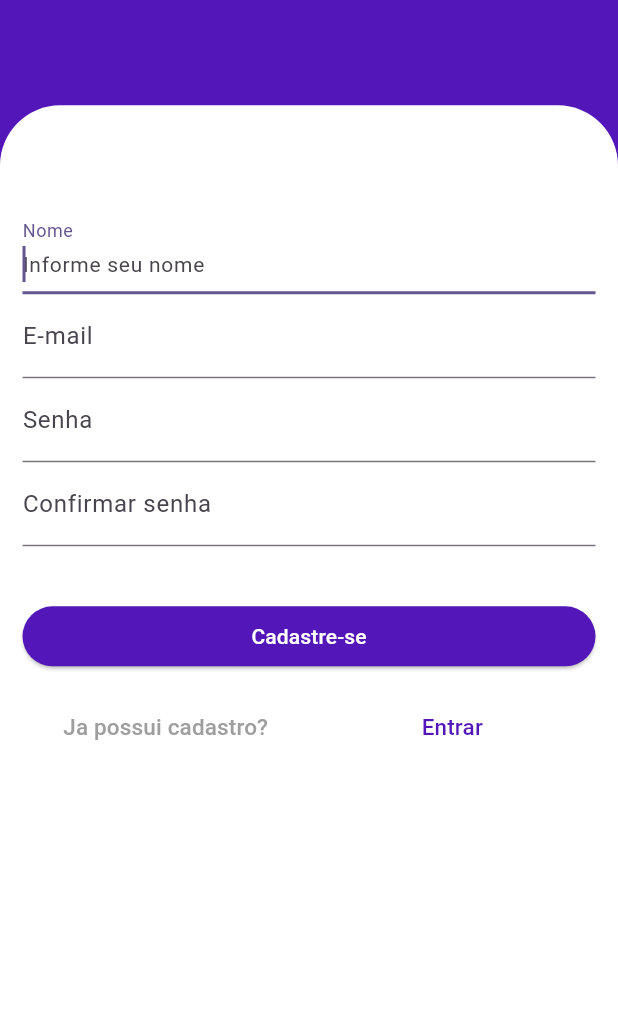
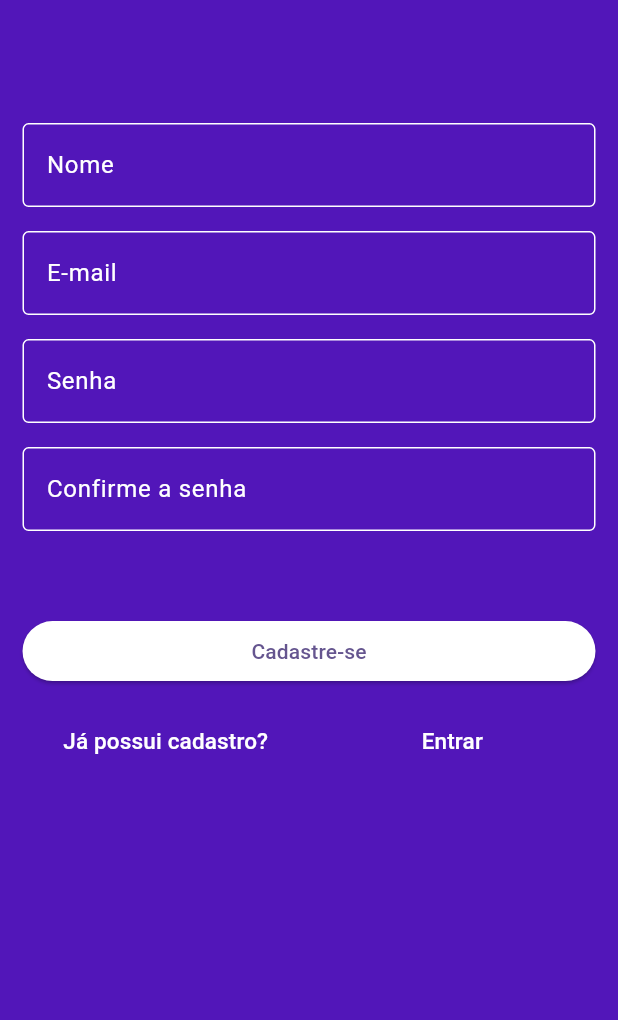
Before and after one commit to danielrocha28/Kairoz, a Flutter app: the RegisterPage screen opened by its route, on a phone screen of 412 x 824 dp, the part 216-1236 px from its top. Run offline on Flutter 3.47's test engine with Material 3 defaults, Android fonts, the phone set to English and light mode, and no system bars; our stand-ins replace carousel_slider, fl_chart, flutter_dotenv, flutter_speed_dial, youtube_player_flutter.

Commit message:
Arrumei todos os conflitor e implementei melhorias

```diff
--- a/kairoz_app/lib/main.dart
+++ b/kairoz_app/lib/main.dart
@@ -1,6 +1,7 @@
 import 'package:flutter/material.dart';
 import 'package:kairoz/pages/home_page.dart';
 import 'package:kairoz/pages/login_page.dart';
+import 'package:kairoz/pages/profile_page.dart';
 import 'package:kairoz/pages/register_page.dart';
 
 import 'package:flutter_dotenv/flutter_dotenv.dart';
@@ -23,6 +24,7 @@ class MyApp extends StatelessWidget {
         '/login': (context) => const LoginPage(),
         '/register': (context) => const RegisterPage(),
         '/home': (context) => const HomePage(),
+        '/profile': (context) => const ProfilePage(),
       },
       theme: ThemeData(
         colorScheme: ColorScheme.fromSeed(
--- a/kairoz_app/lib/pages/register_page.dart
+++ b/kairoz_app/lib/pages/register_page.dart
@@ -1,10 +1,8 @@
 import 'dart:convert';
-import 'package:flutter_dotenv/flutter_dotenv.dart';
 import 'package:flutter/material.dart';
-import 'package:http/http.dart' as http;
 import 'package:kairoz/services/register.service.dart';
-import 'package:kairoz/widgets/kairoz_input.dart';
 import 'package:kairoz/widgets/kairoz_logo.dart';
+import 'package:kairoz/widgets/kairoz_outline_input.dart';
 
 class RegisterPage extends StatefulWidget {
   const RegisterPage({super.key});
@@ -21,7 +19,19 @@ class _RegisterPageState extends State<RegisterPage> {
 
   final GlobalKey<FormState> _formKey = GlobalKey<FormState>();
 
-  createUser(BuildContext context) async {
+  bool _obscurePassword = true;
+  bool _obscureRepeatPassword = true;
+
+  @override
+  void dispose() {
+    _tedName.dispose();
+    _tedEmail.dispose();
+    _tedPassword.dispose();
+    _tedRepeatPassword.dispose();
+    super.dispose();
+  }
+
+  Future<void> createUser(BuildContext context) async {
     final registerService = RegisterService(
       name: _tedName.text,
       email: _tedEmail.text,
@@ -30,29 +40,45 @@ class _RegisterPageState extends State<RegisterPage> {
     final response = await registerService.execute();
 
     if (response.statusCode == 201) {
-      return Navigator.pushNamedAndRemoveUntil(
-          context, '/home', ModalRoute.withName('/'));
+      Navigator.pushNamedAndRemoveUntil(context, '/home', (route) => false);
+    } else {
+      Map<String, dynamic> temp = json.decode(response.body);
+      String message = temp['error'];
+
+      ScaffoldMessenger.of(context).showSnackBar(
+        SnackBar(content: Text(message)),
+      );
     }
-
-    Map<String, dynamic> temp = json.decode(response.body);
-    String message = temp['error'];
-
-    ScaffoldMessenger.of(context).showSnackBar(
-      SnackBar(content: Text(message)),
-    );
   }
 
-  validateField(String? value) {
+  String? emailValidateField(String? value) {
     if (value == null || value.isEmpty) {
       return 'Campo obrigatório';
+    } else if (!RegExp(r'^[^@]+@[^@]+\.[^@]+').hasMatch(value)) {
+      return 'Por favor, insira um email válido';
     }
     return null;
   }
 
-  validatePassword(String? value, String? compareValue) {
+  String? validateField(String? value) {
     if (value == null || value.isEmpty) {
       return 'Campo obrigatório';
     }
+    if (!RegExp(r'^(?=.*[a-zA-Z])[0-9a-zA-Z]+$').hasMatch(value)) {
+      return 'O nome não pode possuir apenas números';
+    }
+    return null;
+  }
+
+  String? validatePassword(String? value, String? compareValue) {
+    if (value == null || value.isEmpty) {
+      return 'Campo obrigatório';
+    }
+
+    if (value.length < 6) {
+      return 'A senha deve ter pelo menos 6 dígitos';
+    }
+
     if (value != compareValue) {
       return 'As senhas não são correspondentes';
     }
@@ -76,17 +102,14 @@ class _RegisterPageState extends State<RegisterPage> {
   Container containerButtonRegister(BuildContext context) {
     return Container(
       height: 40.0,
-      margin: const EdgeInsets.only(top: 40.0),
+      margin: const EdgeInsets.only(top: 60.0),
       child: ElevatedButton(
         style: ButtonStyle(
           backgroundColor: WidgetStateProperty.all(
-            const Color.fromARGB(255, 82, 22, 185),
+            const Color.fromARGB(255, 255, 255, 255),
           ),
         ),
-        child: const Text(
-          "Cadastre-se",
-          style: TextStyle(color: Colors.white),
-        ),
+        child: const Text("Cadastre-se"),
         onPressed: () {
           if (_formKey.currentState!.validate()) {
             createUser(context);
@@ -105,11 +128,11 @@ class _RegisterPageState extends State<RegisterPage> {
           Expanded(
             child: TextButton(
               child: const Text(
-                'Ja possui cadastro?',
+                'Já possui cadastro?',
                 textAlign: TextAlign.center,
                 overflow: TextOverflow.ellipsis,
                 style: TextStyle(
-                  color: Colors.grey,
+                  color: Colors.white,
                   fontSize: 15,
                 ),
               ),
@@ -124,7 +147,7 @@ class _RegisterPageState extends State<RegisterPage> {
               child: const Text(
                 "Entrar",
                 style: TextStyle(
-                  color: Color.fromARGB(255, 82, 22, 185),
+                  color: Color.fromARGB(255, 255, 255, 255),
                   fontSize: 15,
                 ),
               ),
@@ -138,14 +161,14 @@ class _RegisterPageState extends State<RegisterPage> {
     );
   }
 
-  form(BuildContext context) {
+  Widget form(BuildContext context) {
     double heightScreen = MediaQuery.of(context).size.height;
     return Align(
       alignment: Alignment.bottomCenter,
       child: Container(
-        height: heightScreen * 0.74,
+        height: heightScreen * 0.83,
         decoration: const BoxDecoration(
-          color: Colors.white,
+          color: Color.fromARGB(255, 82, 22, 185),
           borderRadius: BorderRadius.only(
             topLeft: Radius.circular(40.0),
             topRight: Radius.circular(40.0),
@@ -163,31 +186,62 @@ class _RegisterPageState extends State<RegisterPage> {
               child: Column(
                 crossAxisAlignment: CrossAxisAlignment.stretch,
                 children: <Widget>[
-                  KairozInput(
-                    title: "Nome",
+                  const SizedBox(height: 16),
+                  KairozOutlineInput(
                     controller: _tedName,
-                    hintText: "Informe seu nome",
+                    labelText: "Nome",
                     validator: (value) => validateField(value),
                   ),
-                  KairozInput(
-                    title: "E-mail",
+                  const SizedBox(height: 16),
+                  KairozOutlineInput(
                     controller: _tedEmail,
-                    hintText: "Informe o email",
-                    validator: (value) => validateField(value),
+                    labelText: "E-mail",
+                    validator: (value) => emailValidateField(value),
                   ),
-                  KairozInput(
-                    title: "Senha",
+                  const SizedBox(height: 16),
+                  KairozOutlineInput(
                     controller: _tedPassword,
-                    obscureText: true,
-                    hintText: "Informe a senha",
+                    suffixIcon: _tedPassword.text.isNotEmpty
+                        ? IconButton(
+                            icon: Icon(
+                              _obscurePassword
+                                  ? Icons.visibility
+                                  : Icons.visibility_off,
+                              color: Colors.white,
+                            ),
+                            onPressed: () {
+                              setState(() {
+                                _obscurePassword = !_obscurePassword;
+                              });
+                            },
+                          )
+                        : null,
+                    obscureText: _obscurePassword,
+                    labelText: "Senha",
                     validator: (value) =>
                         validatePassword(value, _tedRepeatPassword.text),
                   ),
-                  KairozInput(
-                    title: "Confirmar senha",
-                    hintText: "Confirme a senha",
+                  const SizedBox(height: 16),
+                  KairozOutlineInput(
                     controller: _tedRepeatPassword,
-                    obscureText: true,
+                    suffixIcon: _tedRepeatPassword.text.isNotEmpty
+                        ? IconButton(
+                            icon: Icon(
+                              _obscureRepeatPassword
+                                  ? Icons.visibility
+                                  : Icons.visibility_off,
+                              color: Colors.white,
+                            ),
+                            onPressed: () {
+                              setState(() {
+                                _obscureRepeatPassword =
+                                    !_obscureRepeatPassword;
+                              });
+                            },
+                          )
+                        : null,
+                    obscureText: _obscureRepeatPassword,
+                    labelText: "Confirme a senha",
                     validator: (value) =>
                         validatePassword(value, _tedPassword.text),
                   ),
--- a/kairoz_app/lib/widgets/kairoz_input.dart
+++ b/kairoz_app/lib/widgets/kairoz_input.dart
@@ -25,11 +25,11 @@ class KairozInput extends StatelessWidget {
       autofocus: true,
       obscureText: obscureText,
       keyboardType: TextInputType.text,
-      style: TextStyle(color: Colors.black),
+      style: const TextStyle(color: Colors.black),
       decoration: InputDecoration(
         labelText: title,
         hintText: hintText,
-        hintStyle: TextStyle(fontSize: 14),
+        hintStyle: const TextStyle(fontSize: 14),
       ),
     );
   }
--- a/kairoz_app/lib/widgets/kairoz_outline_input.dart
+++ b/kairoz_app/lib/widgets/kairoz_outline_input.dart
@@ -5,6 +5,7 @@ class KairozOutlineInput extends StatelessWidget {
   final String labelText;
   final bool obscureText;
   final FormFieldValidator<String>? validator;
+  final Widget? suffixIcon;
 
   const KairozOutlineInput({
     super.key,
@@ -12,6 +13,7 @@ class KairozOutlineInput extends StatelessWidget {
     required this.labelText,
     this.validator,
     this.obscureText = false,
+    this.suffixIcon,
   });
 
   @override
@@ -28,6 +30,7 @@ class KairozOutlineInput extends StatelessWidget {
         focusedBorder: const OutlineInputBorder(
           borderSide: BorderSide(color: Colors.white),
         ),
+        suffixIcon: suffixIcon,
       ),
       style: const TextStyle(
         color: Colors.white,
```
Also changed, not shown: kairoz_app/lib/pages/home_page.dart (+32 -4 lines), kairoz_app/lib/pages/login_page.dart (+28 -6 lines), kairoz_app/lib/pages/profile_page.dart (added, +50 -0 lines), kairoz_app/lib/widgets/Grafico_Pizza.dart (+10 -6 lines), kairoz_app/lib/widgets/Grafico_de_barras.dart (+14 -12 lines), kairoz_app/lib/widgets/Tela_informacoes.dart (+26 -25 lines), kairoz_app/lib/widgets/appbar.dart (+7 -2 lines), kairoz_app/lib/widgets/drawer.dart (added, +63 -0 lines), kairoz_app/lib/widgets/my_carousel.dart (renamed from kairoz_app/lib/widgets/Containers.dart, +31 -19 lines), kairoz_app/lib/widgets/my_list_tile.dart (added, +30 -0 lines), kairoz_app/pubspec.yaml (+2 -5 lines), kairoz_app/pubspec.lock.
